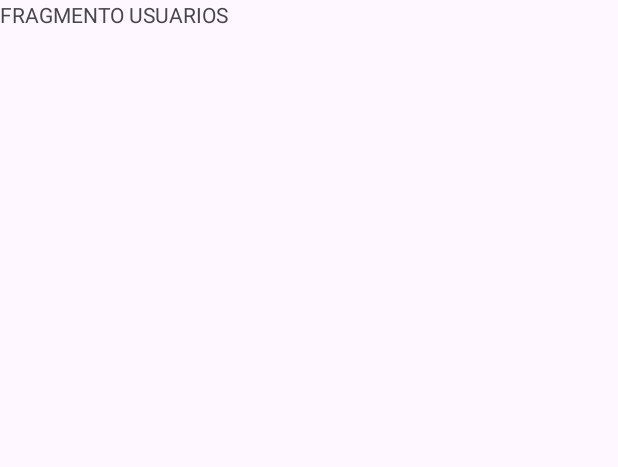
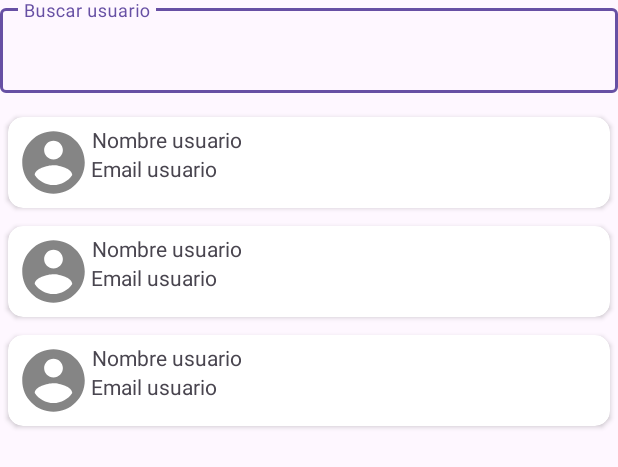
Before and after one commit to gitjmm/ChatUCAM, an Android app: the layout fragment_fragmento_usuarios.xml on its own in the app's theme, with its tools: preview values and no code run, on a phone screen of 412 x 824 dp. Shown: the top 467 px of the screen. Run offline under Robolectric (Android 15) with nearby library versions, the phone set to English and light mode, and no system bars.

Commit message:
Listado y busqueda de usuarios

```diff
--- a/app/build.gradle
+++ b/app/build.gradle
@@ -47,4 +47,5 @@ dependencies {
     implementation 'com.google.firebase:firebase-auth'
     implementation 'com.google.firebase:firebase-database'
     implementation 'com.google.android.material:material:1.8.0'
+    implementation 'com.github.bumptech.glide:glide:4.14.2'
 }
--- /dev/null
+++ b/app/src/main/res/drawable-anydpi/ic_item_usuario.xml
@@ -0,0 +1,11 @@
+<vector xmlns:android="http://schemas.android.com/apk/res/android"
+    android:width="24dp"
+    android:height="24dp"
+    android:viewportWidth="24"
+    android:viewportHeight="24"
+    android:tint="#333333"
+    android:alpha="0.6">
+  <path
+      android:fillColor="@android:color/white"
+      android:pathData="M12,2C6.48,2 2,6.48 2,12s4.48,10 10,10 10,-4.48 10,-10S17.52,2 12,2zM12,5c1.66,0 3,1.34 3,3s-1.34,3 -3,3 -3,-1.34 -3,-3 1.34,-3 3,-3zM12,19.2c-2.5,0 -4.71,-1.28 -6,-3.22 0.03,-1.99 4,-3.08 6,-3.08 1.99,0 5.97,1.09 6,3.08 -1.29,1.94 -3.5,3.22 -6,3.22z"/>
+</vector>
--- a/app/src/main/res/layout/fragment_fragmento_usuarios.xml
+++ b/app/src/main/res/layout/fragment_fragmento_usuarios.xml
@@ -1,14 +1,28 @@
 <?xml version="1.0" encoding="utf-8"?>
-<FrameLayout xmlns:android="http://schemas.android.com/apk/res/android"
+<RelativeLayout xmlns:android="http://schemas.android.com/apk/res/android"
     xmlns:tools="http://schemas.android.com/tools"
     android:layout_width="match_parent"
     android:layout_height="match_parent"
     tools:context=".fragmentos.FragmentoUsuarios">
 
-    <!-- TODO: Update blank fragment layout -->
-    <TextView
+    <com.google.android.material.textfield.TextInputLayout
+        android:layout_width="match_parent"
+        android:layout_height="wrap_content"
+        android:id="@+id/TIL_buscar">
+        <EditText
+            android:id="@+id/Et_buscar_usuario"
+            android:hint="@string/Et_buscar_usuario"
+            android:layout_width="match_parent"
+            android:layout_height="wrap_content"/>
+
+    </com.google.android.material.textfield.TextInputLayout>
+
+    <androidx.recyclerview.widget.RecyclerView
         android:layout_width="match_parent"
         android:layout_height="match_parent"
-        android:text="FRAGMENTO USUARIOS" />
+        android:id="@+id/RV_usuario"
+        tools:listitem="@layout/item_usuario"
+        android:layout_below="@+id/TIL_buscar"
+        android:layout_marginTop="10dp"/>
 
-</FrameLayout>
+</RelativeLayout>
--- /dev/null
+++ b/app/src/main/res/layout/item_usuario.xml
@@ -0,0 +1,50 @@
+<?xml version="1.0" encoding="utf-8"?>
+<androidx.cardview.widget.CardView xmlns:android="http://schemas.android.com/apk/res/android"
+    android:layout_width="match_parent"
+    android:layout_height="wrap_content"
+    xmlns:app="http://schemas.android.com/apk/res-auto"
+    android:clickable="true"
+    android:focusable="true"
+    android:foreground="?android:attr/selectableItemBackground"
+    app:cardUseCompatPadding="true"
+    android:padding="0.2dp"
+    app:cardCornerRadius="10dp">
+
+
+    <LinearLayout
+        android:layout_width="match_parent"
+        android:layout_height="match_parent"
+        android:orientation="horizontal"
+        android:padding="5dp">
+
+        <ImageView
+            android:src="@drawable/ic_item_usuario"
+            android:id="@+id/Item_imagen"
+            android:scaleType="centerCrop"
+            android:layout_width="50dp"
+            android:layout_height="50dp" />
+
+    <LinearLayout
+        android:layout_width="match_parent"
+        android:layout_height="match_parent"
+        android:orientation="vertical" >
+
+        <TextView
+            android:text="@string/Item_nombre_usuario"
+            android:id="@+id/Item_nombre_usuario"
+            android:layout_gravity="start"
+            android:gravity="center"
+            android:layout_width="wrap_content"
+            android:layout_height="wrap_content"/>
+        <TextView
+            android:text="@string/Item_email_usuario"
+            android:id="@+id/Item_email_usuario"
+            android:layout_gravity="start"
+            android:gravity="center"
+            android:layout_width="wrap_content"
+            android:layout_height="wrap_content"/>
+    </LinearLayout>
+
+    </LinearLayout>
+
+</androidx.cardview.widget.CardView>
--- a/app/src/main/res/values/strings.xml
+++ b/app/src/main/res/values/strings.xml
@@ -20,6 +20,10 @@
     <string name="hello_blank_fragment">Hello blank fragment</string>
 
     <string name = "Nombre_usuario">Nombre de usuario</string>
+    <string name="Item_nombre_usuario">Nombre usuario</string>
+    <string name="Item_email_usuario">Email usuario</string>
+
+    <string name="Et_buscar_usuario">Buscar usuario</string>
 
     <!--<string name="Btn_cerrar_sesion">Cerrar Sesión</string>-->
 </resources>
```
Also changed, not shown: app/src/main/java/com/jmmostazo/chatucam/adaptador/AdaptadorUsuario.kt (added, +61 -0 lines), app/src/main/java/com/jmmostazo/chatucam/fragmentos/FragmentoUsuarios.kt (+114 -21 lines), app/src/main/res/drawable-hdpi/ic_item_usuario.png (added), app/src/main/res/drawable-mdpi/ic_item_usuario.png (added), app/src/main/res/drawable-xhdpi/ic_item_usuario.png (added), app/src/main/res/drawable-xxhdpi/ic_item_usuario.png (added).
